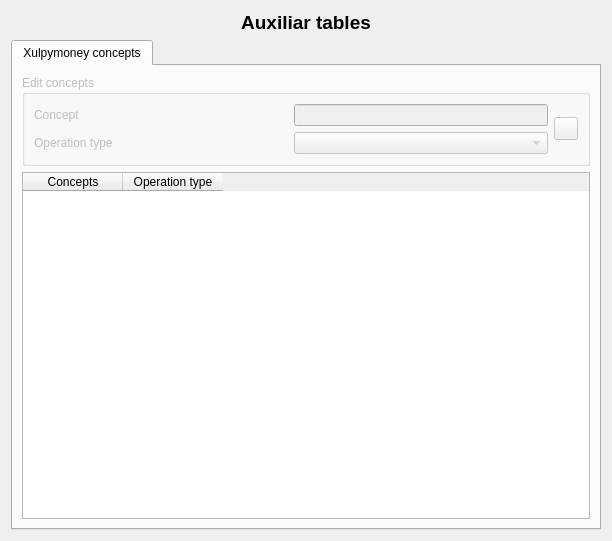
This is ui/frmAuxiliarTables.ui in turulomio/xulpymoney as Qt 5 draws it before an edit. The edited form follows.
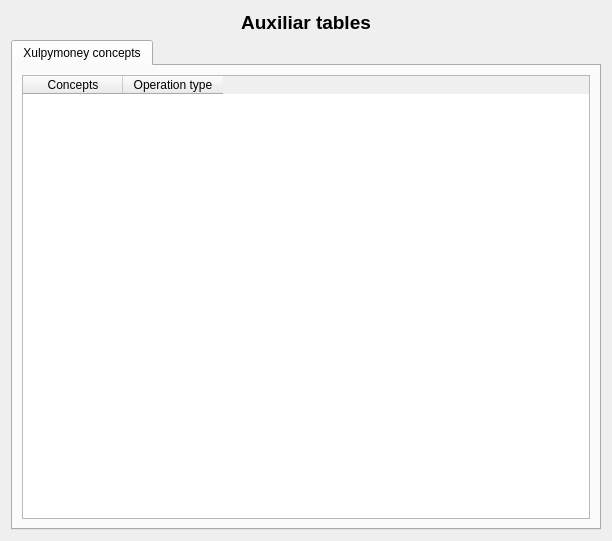
This is the edited form. Icons and pictures are not drawn. Custom widgets are drawn as their Qt base class.

Commit message: Fix auxiliar tables. Asked in ticket [#219]

Diff of the .ui file:
```diff
--- a/ui/frmAuxiliarTables.ui
+++ b/ui/frmAuxiliarTables.ui
@@ -49,86 +49,6 @@
         <layout class="QHBoxLayout" name="horizontalLayout_2">
          <item>
           <layout class="QVBoxLayout" name="verticalLayout_2">
-           <item>
-            <widget class="QGroupBox" name="grpConcept">
-             <property name="enabled">
-              <bool>false</bool>
-             </property>
-             <property name="sizePolicy">
-              <sizepolicy hsizetype="Preferred" vsizetype="Preferred">
-               <horstretch>0</horstretch>
-               <verstretch>0</verstretch>
-              </sizepolicy>
-             </property>
-             <property name="title">
-              <string>Edit concepts</string>
-             </property>
-             <layout class="QHBoxLayout" name="horizontalLayout_5">
-              <item>
-               <layout class="QVBoxLayout" name="verticalLayout_3">
-                <item>
-                 <layout class="QHBoxLayout" name="horizontalLayout_3">
-                  <item>
-                   <widget class="QLabel" name="label_3">
-                    <property name="sizePolicy">
-                     <sizepolicy hsizetype="Expanding" vsizetype="Preferred">
-                      <horstretch>0</horstretch>
-                      <verstretch>0</verstretch>
-                     </sizepolicy>
-                    </property>
-                    <property name="text">
-                     <string>Concept</string>
-                    </property>
-                   </widget>
-                  </item>
-                  <item>
-                   <widget class="QLineEdit" name="txtConcept"/>
-                  </item>
-                 </layout>
-                </item>
-                <item>
-                 <layout class="QHBoxLayout" name="horizontalLayout_4">
-                  <item>
-                   <widget class="QLabel" name="label_2">
-                    <property name="sizePolicy">
-                     <sizepolicy hsizetype="Expanding" vsizetype="Preferred">
-                      <horstretch>0</horstretch>
-                      <verstretch>0</verstretch>
-                     </sizepolicy>
-                    </property>
-                    <property name="text">
-                     <string>Operation type</string>
-                    </property>
-                   </widget>
-                  </item>
-                  <item>
-                   <widget class="QComboBox" name="cmbOperationType">
-                    <property name="sizePolicy">
-                     <sizepolicy hsizetype="Expanding" vsizetype="Fixed">
-                      <horstretch>0</horstretch>
-                      <verstretch>0</verstretch>
-                     </sizepolicy>
-                    </property>
-                   </widget>
-                  </item>
-                 </layout>
-                </item>
-               </layout>
-              </item>
-              <item>
-               <widget class="QToolButton" name="cmdSaveConcept">
-                <property name="text">
-                 <string/>
-                </property>
-                <property name="icon">
-                 <iconset resource="../images/xulpymoney.qrc">
-                  <normaloff>:/xulpymoney/save.png</normaloff>:/xulpymoney/save.png</iconset>
-                </property>
-               </widget>
-              </item>
-             </layout>
-            </widget>
-           </item>
            <item>
             <widget class="myQTableWidget" name="tblConcepts">
              <property name="sizePolicy">
```
Left out of the diff: 30 changed lines with no effect on the pictures. The commit also changes 2 other files.
